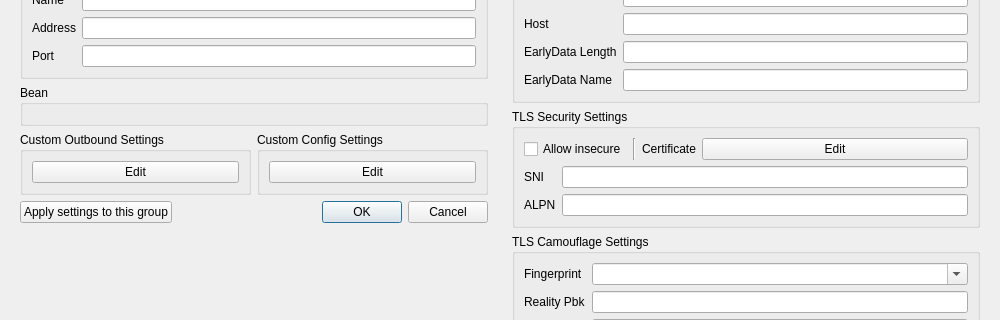
First picture: the form in ui/edit/dialog_edit_profile.ui, repository tarik1377/nekoray, before the edit; both pictures show x 0 to 1000 and y 323 to 643 of the 1000 by 802 pixel window.
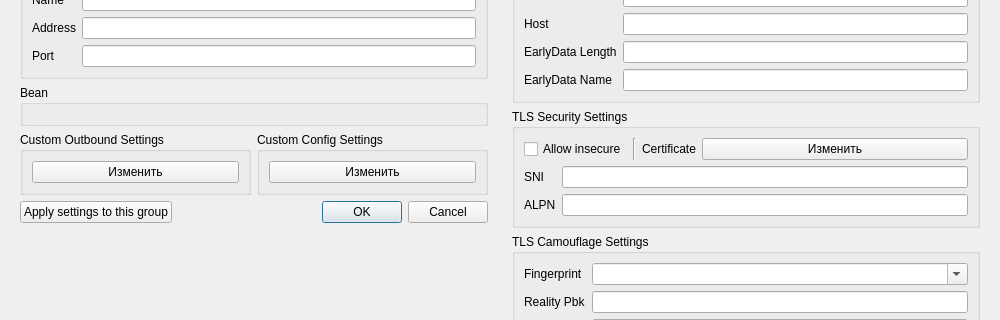
Second picture: the form after the edit. Custom widgets are drawn as their Qt base class.

Diff of the .ui file:
```diff
--- a/ui/edit/dialog_edit_profile.ui
+++ b/ui/edit/dialog_edit_profile.ui
@@ -132,7 +132,7 @@
            <item>
             <widget class="QPushButton" name="custom_outbound_edit">
              <property name="text">
-              <string notr="true">Edit</string>
+              <string>Изменить</string>
              </property>
             </widget>
            </item>
@@ -148,7 +148,7 @@
            <item>
             <widget class="QPushButton" name="custom_config_edit">
              <property name="text">
-              <string notr="true">Edit</string>
+              <string>Изменить</string>
              </property>
             </widget>
            </item>
@@ -528,7 +528,7 @@
            <item>
             <widget class="QPushButton" name="certificate_edit">
              <property name="text">
-              <string notr="true">Edit</string>
+              <string>Изменить</string>
              </property>
             </widget>
            </item>
```
